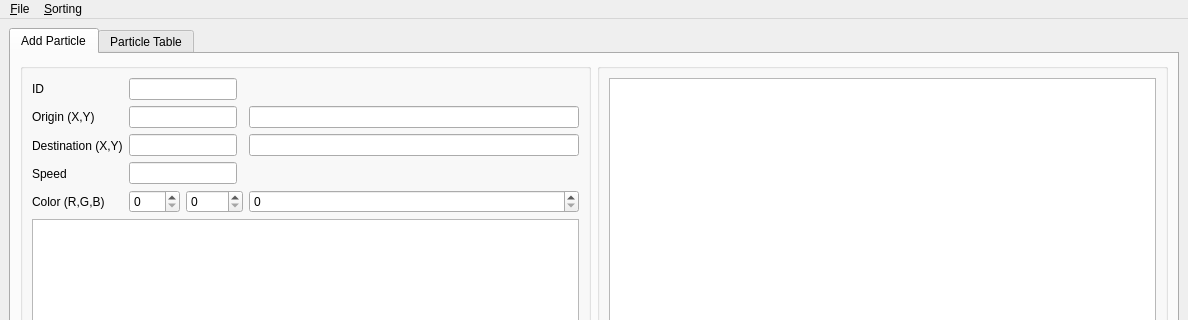
First picture: the form in mainwindow.ui, repository EdPeReg/GraphGUI, before the edit; both pictures show x 0 to 1188 and y 0 to 320 of the 1188 by 706 pixel window.
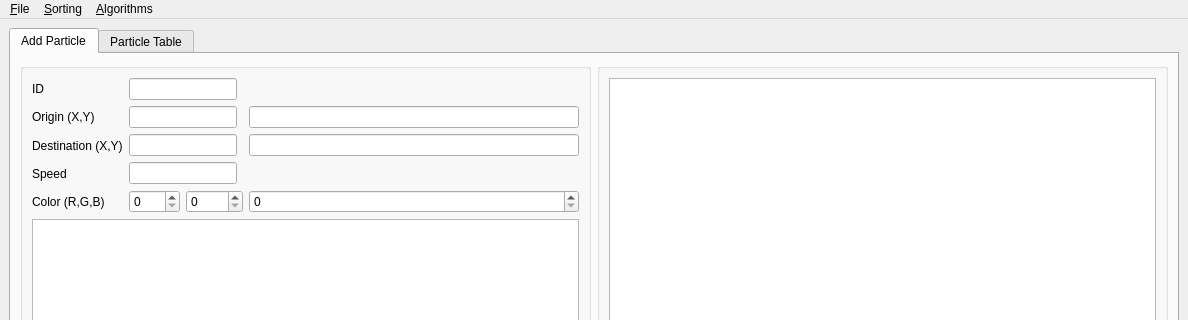
Second picture: the form after the edit.

```diff
--- a/mainwindow.ui
+++ b/mainwindow.ui
@@ -219,8 +219,15 @@
     <addaction name="action_Ascending"/>
     <addaction name="action_Descending"/>
    </widget>
+   <widget class="QMenu" name="menuAlgorithms">
+    <property name="title">
+     <string>&amp;Algorithms</string>
+    </property>
+    <addaction name="action_Closest_Points"/>
+   </widget>
    <addaction name="menu_File"/>
    <addaction name="menu_Sorting"/>
+   <addaction name="menuAlgorithms"/>
   </widget>
   <widget class="QStatusBar" name="statusbar"/>
   <action name="action_Open">
```
Left out of the diff: 5 changed lines with no effect on the pictures.
